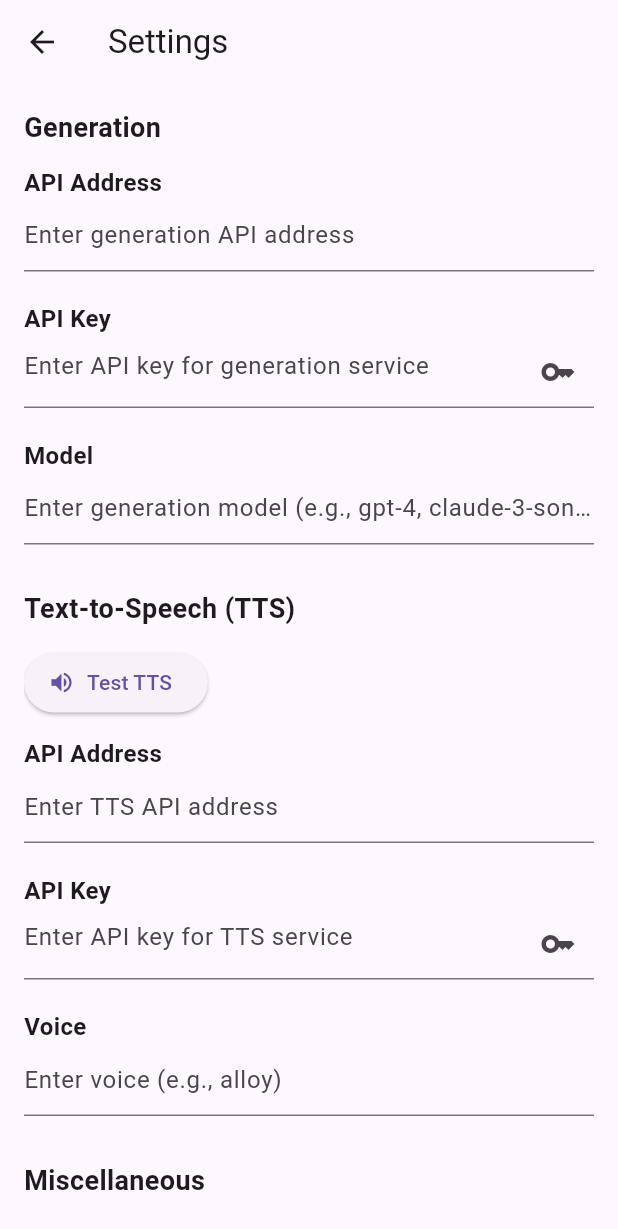
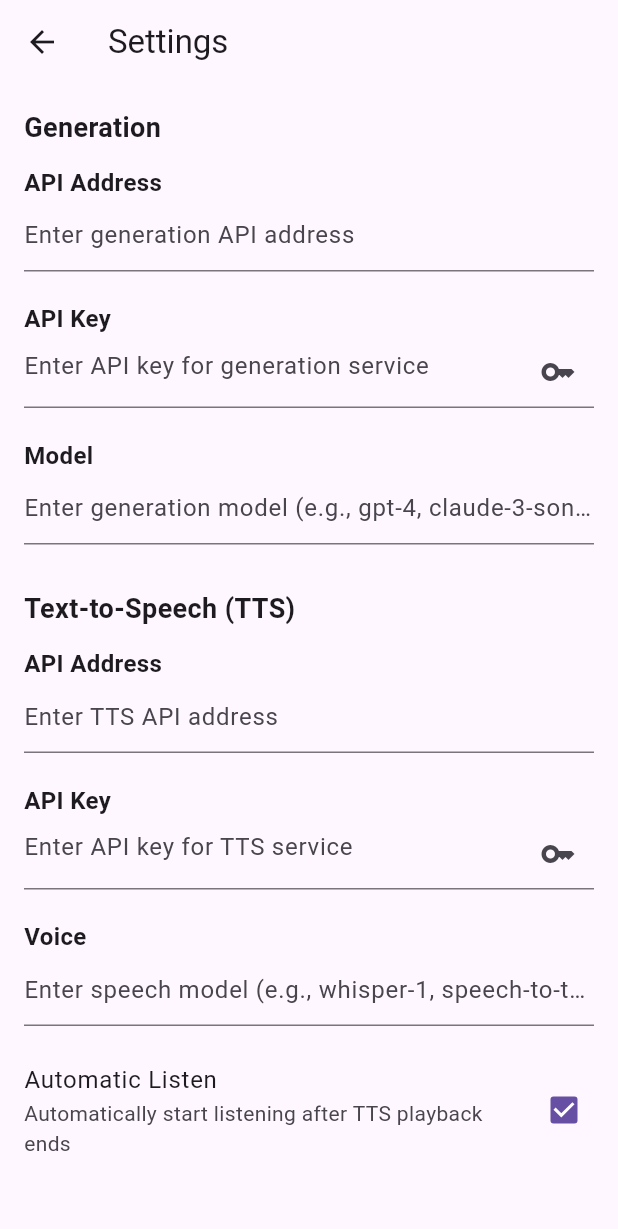
Before and after one commit to odrevet/ai_phone, a Flutter app: the Settings screen opened directly, on a phone screen of 412 x 824 dp. Shown: the top 1229 px of the screen. Run offline on Flutter 3.47's test engine with Material 3 defaults, Android fonts, the phone set to English and light mode, and no system bars; our stand-ins replace audioplayers, shared_preferences, speech_to_text; accounts and stored records are empty.

Commit message:
auto listen option

```diff
--- a/lib/widgets/settings.dart
+++ b/lib/widgets/settings.dart
@@ -1,8 +1,5 @@
-import 'package:audioplayers/audioplayers.dart';
 import 'package:flutter/material.dart';
 import 'package:shared_preferences/shared_preferences.dart';
-
-import '../api.dart';
 
 class Settings extends StatefulWidget {
   const Settings({super.key});
@@ -20,6 +17,7 @@ class SettingsState extends State<Settings> {
   final TextEditingController _apiKeyTtsController = TextEditingController();
   bool _debugMode = false;
   bool _disableThinking = true; // Default to true (disabled)
+  bool _automaticListen = true; // Default to true (enabled)
 
   @override
   void initState() {
@@ -38,6 +36,7 @@ class SettingsState extends State<Settings> {
       _apiKeyTtsController.text = prefs.getString('api_key_tts') ?? '';
       _debugMode = prefs.getBool('debug_mode') ?? false;
       _disableThinking = prefs.getBool('disable_thinking') ?? true;
+      _automaticListen = prefs.getBool('automatic_listen') ?? true;
     });
   }
 
@@ -51,14 +50,10 @@ class SettingsState extends State<Settings> {
     await prefs.setString('api_key_tts', _apiKeyTtsController.text);
     await prefs.setBool('debug_mode', _debugMode);
     await prefs.setBool('disable_thinking', _disableThinking);
+    await prefs.setBool('automatic_listen', _automaticListen);
     ScaffoldMessenger.of(
       context,
     ).showSnackBar(SnackBar(content: Text('Settings saved')));
-  }
-
-  void playAudio(dynamic data) async {
-    final player = AudioPlayer();
-    await player.play(BytesSource(data));
   }
 
   @override
@@ -117,20 +112,6 @@ class SettingsState extends State<Settings> {
                 style: TextStyle(fontSize: 18, fontWeight: FontWeight.bold),
               ),
               SizedBox(height: 12),
-              ElevatedButton.icon(
-                onPressed: () async {
-                  sendTtsGenerateRequest("This is a test !")
-                      .then((dynamic data) {
-                    if (data != null) {
-                      playAudio(data);
-                    }
-                  });
-
-                },
-                icon: Icon(Icons.volume_up),
-                label: Text('Test TTS'),
-              ),
-              SizedBox(height: 12),
               Text(
                 'API Address',
                 style: TextStyle(fontSize: 16, fontWeight: FontWeight.bold),
@@ -160,8 +141,20 @@ class SettingsState extends State<Settings> {
               TextField(
                 controller: _voiceController,
                 decoration: InputDecoration(
-                  hintText: 'Enter voice (e.g., alloy)',
+                  hintText: 'Enter speech model (e.g., whisper-1, speech-to-text-v1)',
                 ),
+              ),
+              SizedBox(height: 16),
+              CheckboxListTile(
+                title: Text('Automatic Listen'),
+                subtitle: Text('Automatically start listening after TTS playback ends'),
+                value: _automaticListen,
+                onChanged: (bool? value) {
+                  setState(() {
+                    _automaticListen = value ?? true;
+                  });
+                },
+                contentPadding: EdgeInsets.zero,
               ),
               SizedBox(height: 30),
 
```
Also changed, not shown: lib/widgets/phone_view.dart (+66 -21 lines).
